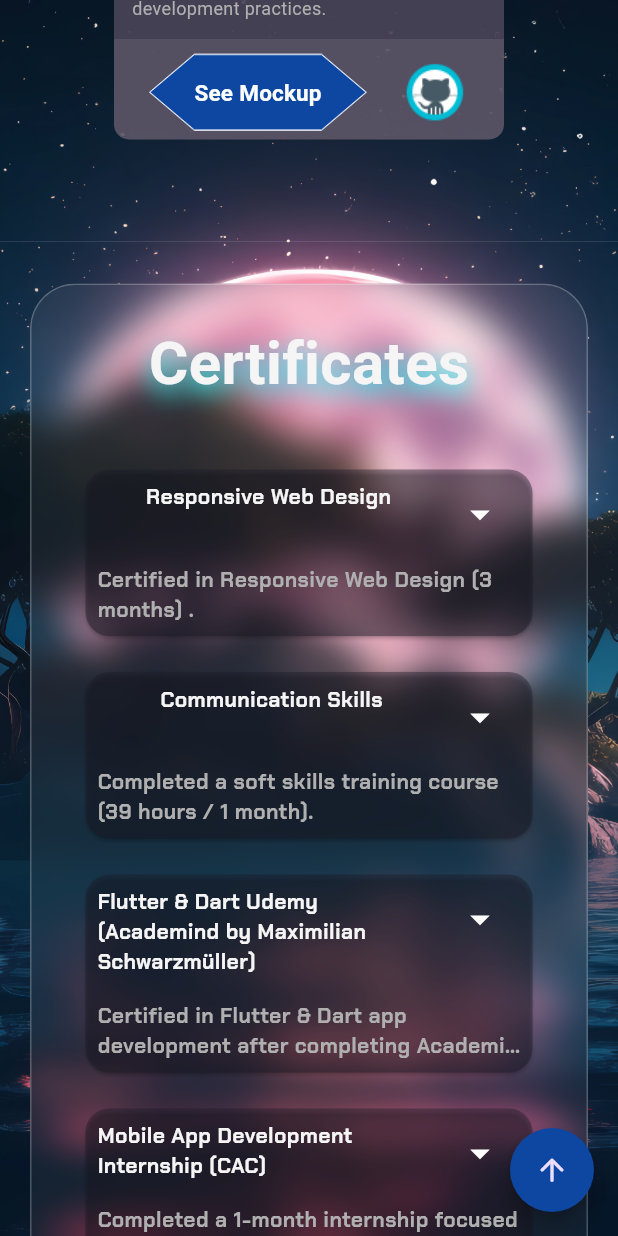
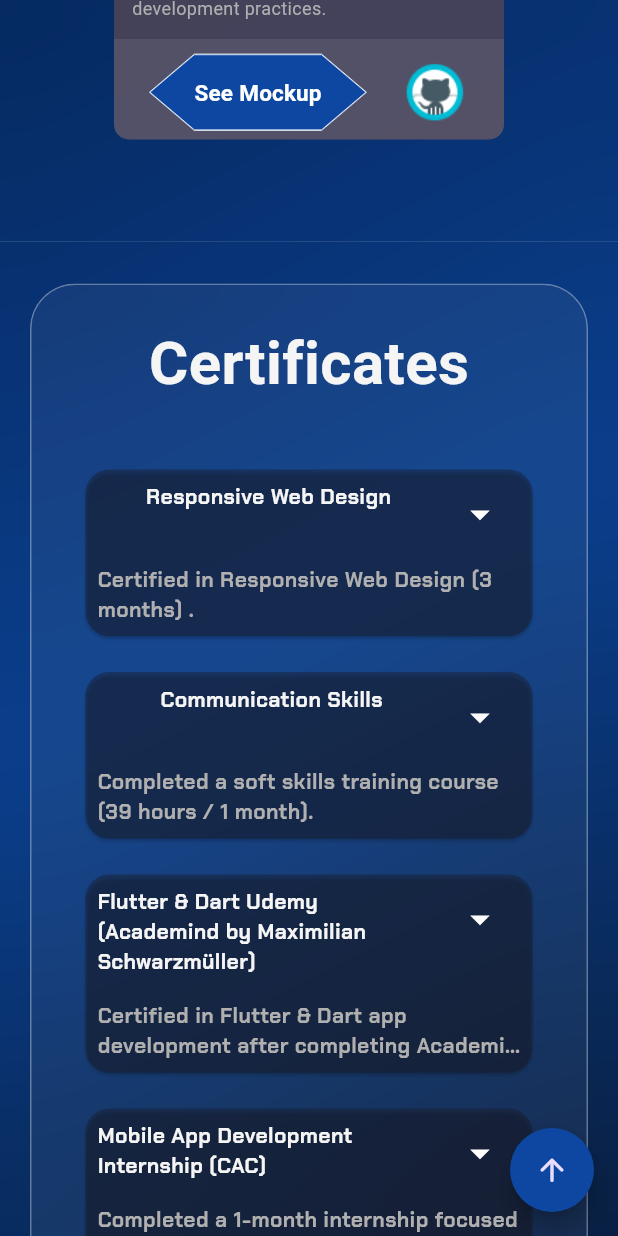
Before and after one commit to MahdiT13/mahdiMTportfolio, a Flutter app: the screen it shows after launch, scrolled down 1728 dp, on a phone screen of 412 x 824 dp. Run offline on Flutter 3.47's test engine with Material 3 defaults, Android fonts, the phone set to English and light mode, and no system bars; drawn by our look-alikes of expandable; our stand-ins replace animated_text_kit, google_fonts, lottie; missing offline and left inert: dart:js_interop; Roboto replaces fonts that are missing (Caudex).

Commit message:
update Done

```diff
--- a/lib/constants/colors.dart
+++ b/lib/constants/colors.dart
@@ -6,8 +6,8 @@ class CustomColor {
   static const Color surface = Color(0xff2C3E50);
   static const Color borderDivider = Color(0xff3E5C76);
   static const Color text = Color(0xffADB5BD);
-  static const Color btns =  Color(0xFF0D47A1);
+  static const Color btns = Color(0xFF0D47A1);
   static const Gradient clr = LinearGradient(
-    colors: [Color.fromARGB(255, 66, 104, 160), CustomColor.btns],
+    colors: [Color.fromARGB(255, 0, 0, 0), Color.fromARGB(255, 2, 29, 72)],
   );
 }
--- a/lib/pages/home_page.dart
+++ b/lib/pages/home_page.dart
@@ -42,6 +42,12 @@ class _HomePageState extends State<HomePage> {
   }
 
   @override
+  void dispose() {
+    scrollController.dispose();
+    super.dispose();
+  }
+
+  @override
   Widget build(BuildContext context) {
     final screenHeight = MediaQuery.of(context).size.height;
 
@@ -68,12 +74,32 @@ class _HomePageState extends State<HomePage> {
             height: screenHeight,
             child: Stack(
               children: [
-                Container(
+                constraints.maxWidth >= 700
+                    ? Container(
                       width: double.infinity,
                       height: double.infinity,
                       child: Image.asset(
                         'assets/images/island.jpg',
                         fit: BoxFit.cover,
+                      ),
+                    )
+                    : Container(
+                      width: double.infinity,
+                      height: double.infinity,
+                      decoration: const BoxDecoration(
+                        gradient: LinearGradient(
+                          colors: [
+                            Color.fromARGB(255, 5, 43, 100),
+                            Color.fromARGB(255, 11, 66, 148),
+                            Color.fromARGB(255, 9, 32, 67),
+                          ],
+                          begin: Alignment.topLeft,
+                          end: Alignment.bottomRight,
+                        ),
+                      ),
+                      child: BackdropFilter(
+                        filter: ImageFilter.blur(sigmaX: 30, sigmaY: 30),
+                        child: Container(color: Colors.black.withOpacity(0.05)),
                       ),
                     ),
                 SingleChildScrollView(
@@ -84,9 +110,10 @@ class _HomePageState extends State<HomePage> {
                           ? Header(onNavMenuTab: scrollToSection)
                           : MobileHeader(
                             onLogoTap: () {},
-                              onMenuTap: () =>
-                                  scaffoldKey.currentState?.openEndDrawer(),
+                            onMenuTap:
+                                () => scaffoldKey.currentState?.openEndDrawer(),
                           ),
+                      // Main section
                       Container(
                         key: navbarKeys[0],
                         padding: const EdgeInsets.symmetric(
@@ -94,12 +121,14 @@ class _HomePageState extends State<HomePage> {
                           vertical: 40,
                         ),
                         child: _GlassSection(
-                          child: constraints.maxWidth >= kMinDesktopWidth
+                          child:
+                              constraints.maxWidth >= kMinDesktopWidth
                                   ? MainDesktop()
                                   : MainMobile(),
                         ),
                       ),
                       const Divider(color: Colors.white24, thickness: 0.3),
+                      // Skills section
                       Container(
                         key: navbarKeys[1],
                         padding: const EdgeInsets.symmetric(
@@ -119,8 +148,10 @@ class _HomePageState extends State<HomePage> {
                         ),
                       ),
                       const Divider(color: Colors.white24, thickness: 0.3),
+                      // Project section
                       ProjectsSection(key: navbarKeys[2]),
                       const Divider(color: Colors.white24, thickness: 0.3),
+                      // Certificate section
                       Container(
                         key: navbarKeys[3],
                         padding: const EdgeInsets.all(20),
@@ -135,19 +166,23 @@ class _HomePageState extends State<HomePage> {
                         ),
                       ),
                       const Divider(color: Colors.white24, thickness: 0.3),
+
+                      // About section
                       Container(
                         key: navbarKeys[4],
                         width: double.infinity,
-                        child: Padding(
                         padding: const EdgeInsets.symmetric(
                           vertical: 50,
                           horizontal: 20,
                         ),
-                          child: constraints.maxWidth >= kMinDesktopWidth
+                        child: _GlassSection(
+                          child:
+                              constraints.maxWidth >= kMinDesktopWidth
                                   ? const AboutMeSection()
                                   : const MobileAboutSection(),
                         ),
                       ),
+                      //footer
                       const Footer(),
                     ],
                   ),
@@ -155,7 +190,8 @@ class _HomePageState extends State<HomePage> {
               ],
             ),
           ),
-          endDrawer: constraints.maxWidth >= kMinDesktopWidth
+          endDrawer:
+              constraints.maxWidth >= kMinDesktopWidth
                   ? null
                   : MobileDrawer(
                     onNavItemTab: (index) {
@@ -184,13 +220,6 @@ class _HomePageState extends State<HomePage> {
         fontSize: 40,
         fontWeight: FontWeight.bold,
         color: Theme.of(context).textTheme.headlineLarge?.color,
-        shadows: const [
-          BoxShadow(
-            color: Colors.cyanAccent,
-            blurRadius: 20,
-            offset: Offset(0, 6),
-          ),
-        ],
       ),
     );
   }
@@ -206,14 +235,14 @@ class _GlassSection extends StatelessWidget {
     return ClipRRect(
       borderRadius: BorderRadius.circular(30),
       child: BackdropFilter(
-        filter: ImageFilter.blur(sigmaX: 12, sigmaY: 12),
+        filter: ImageFilter.blur(sigmaX: 50, sigmaY: 50),
         child: Container(
           width: double.infinity,
           padding: const EdgeInsets.all(24),
           decoration: BoxDecoration(
             color: Colors.white.withOpacity(0.05),
             borderRadius: BorderRadius.circular(30),
-            border: Border.all(color: Colors.white24),
+            border: Border.all(color: const Color.fromARGB(85, 255, 255, 255)),
           ),
           child: child,
         ),
--- a/lib/widgets/main_mobile.dart
+++ b/lib/widgets/main_mobile.dart
@@ -32,12 +32,13 @@ class MainMobile extends StatelessWidget {
         Container(
           height: 700,
           width: double.infinity,
-          decoration: const BoxDecoration(
+          decoration: BoxDecoration(
             image: DecorationImage(
               fit: BoxFit.cover,
               image: AssetImage('assets/images/bg1.jpg'),
             ),
-            borderRadius: BorderRadius.all(Radius.circular(200)),
+            borderRadius: BorderRadius.all(Radius.circular(250)),
+            border: Border.all(color: Colors.white, width: 5),
           ),
           child: Column(
             mainAxisAlignment: MainAxisAlignment.center,
--- a/lib/widgets/project_section.dart
+++ b/lib/widgets/project_section.dart
@@ -23,13 +23,6 @@ class ProjectsSection extends StatelessWidget {
               fontSize: 40,
               fontWeight: FontWeight.bold,
               color: theme.colorScheme.onBackground,
-              shadows: [
-                BoxShadow(
-                  color: theme.colorScheme.secondary.withOpacity(0.8),
-                  blurRadius: 30,
-                  offset: const Offset(1, 10),
-                ),
-              ],
             ),
           ),
           const SizedBox(height: 50),
```
Also changed, not shown: lib/main.dart (+3 -7 lines), lib/widgets/about_me_section.dart (+4 -26 lines), lib/widgets/mobile_about_section.dart (+10 -15 lines), lib/widgets/skills_mobile.dart (+7 -11 lines), 1 other file. Lines whose indentation alone changed are shown as unchanged.
